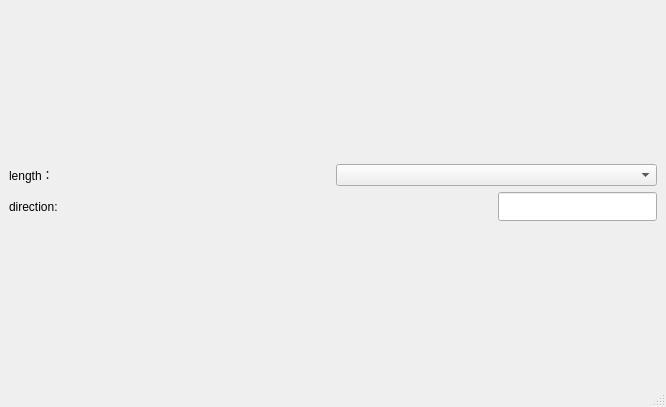
Old version of the form bind/ui/widget/chain_ui.ui in the repository MuZiMuZi/muziToolset.
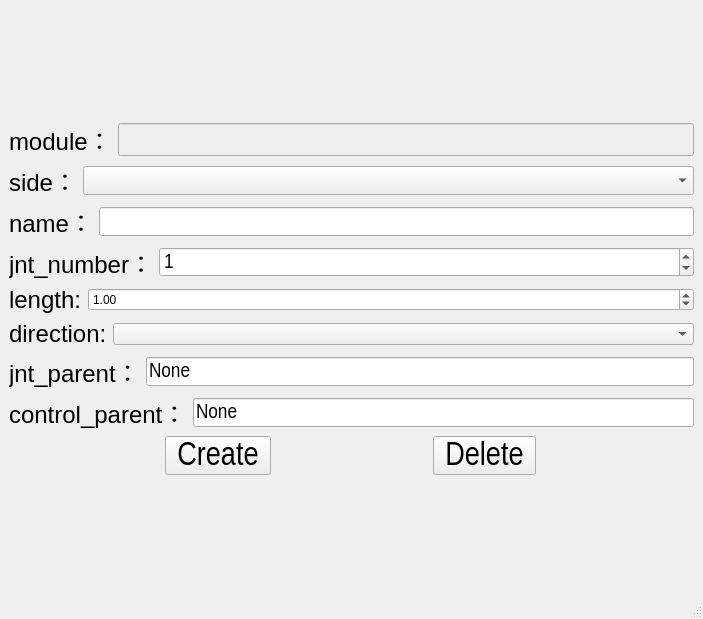
New version of the form.

Commit message: 优化base_ui和chain_ui的界面设置和属性设置

What changed in the file:
```diff
--- a/bind/ui/widget/chain_ui.ui
+++ b/bind/ui/widget/chain_ui.ui
@@ -6,33 +6,56 @@
    <rect>
     <x>0</x>
     <y>0</y>
-    <width>666</width>
-    <height>407</height>
+    <width>703</width>
+    <height>619</height>
    </rect>
   </property>
   <property name="windowTitle">
    <string>MainWindow</string>
   </property>
   <widget class="QWidget" name="centralwidget">
-   <layout class="QGridLayout" name="gridLayout">
-    <item row="0" column="0">
-     <layout class="QVBoxLayout" name="verticalLayout_2">
+   <layout class="QVBoxLayout" name="verticalLayout_2">
+    <item>
+     <layout class="QVBoxLayout" name="verticalLayout">
       <item>
        <layout class="QHBoxLayout" name="horizontalLayout">
         <item>
          <widget class="QLabel" name="label">
-          <property name="text">
-           <string>length：</string>
-          </property>
-         </widget>
-        </item>
-        <item>
-         <widget class="QComboBox" name="direction_cbox">
           <property name="sizePolicy">
-           <sizepolicy hsizetype="Minimum" vsizetype="Maximum">
+           <sizepolicy hsizetype="Fixed" vsizetype="Fixed">
             <horstretch>0</horstretch>
             <verstretch>0</verstretch>
            </sizepolicy>
+          </property>
+          <property name="font">
+           <font>
+            <pointsize>18</pointsize>
+            <kerning>true</kerning>
+           </font>
+          </property>
+          <property name="contextMenuPolicy">
+           <enum>Qt::PreventContextMenu</enum>
+          </property>
+          <property name="layoutDirection">
+           <enum>Qt::LeftToRight</enum>
+          </property>
+          <property name="text">
+           <string>module：</string>
+          </property>
+          <property name="alignment">
+           <set>Qt::AlignLeading|Qt::AlignLeft|Qt::AlignVCenter</set>
+          </property>
+         </widget>
+        </item>
+        <item>
+         <widget class="QLineEdit" name="module_edit">
+          <property name="enabled">
+           <bool>false</bool>
+          </property>
+          <property name="font">
+           <font>
+            <pointsize>16</pointsize>
+           </font>
           </property>
          </widget>
         </item>
@@ -41,14 +64,239 @@
       <item>
        <layout class="QHBoxLayout" name="horizontalLayout_2">
         <item>
-         <widget class="QLabel" name="label_2">
+         <widget class="QLabel" name="side_label">
+          <property name="sizePolicy">
+           <sizepolicy hsizetype="Fixed" vsizetype="Fixed">
+            <horstretch>0</horstretch>
+            <verstretch>0</verstretch>
+           </sizepolicy>
+          </property>
+          <property name="font">
+           <font>
+            <pointsize>18</pointsize>
+            <weight>50</weight>
+            <bold>false</bold>
+            <kerning>true</kerning>
+           </font>
+          </property>
+          <property name="focusPolicy">
+           <enum>Qt::NoFocus</enum>
+          </property>
+          <property name="contextMenuPolicy">
+           <enum>Qt::DefaultContextMenu</enum>
+          </property>
+          <property name="layoutDirection">
+           <enum>Qt::LeftToRight</enum>
+          </property>
+          <property name="text">
+           <string>side：</string>
+          </property>
+          <property name="alignment">
+           <set>Qt::AlignLeading|Qt::AlignLeft|Qt::AlignVCenter</set>
+          </property>
+         </widget>
+        </item>
+        <item>
+         <widget class="QComboBox" name="side_cbox">
+          <property name="sizePolicy">
+           <sizepolicy hsizetype="Preferred" vsizetype="Fixed">
+            <horstretch>0</horstretch>
+            <verstretch>0</verstretch>
+           </sizepolicy>
+          </property>
+          <property name="font">
+           <font>
+            <family>Arial Narrow</family>
+            <pointsize>16</pointsize>
+            <weight>50</weight>
+            <bold>false</bold>
+           </font>
+          </property>
+         </widget>
+        </item>
+       </layout>
+      </item>
+      <item>
+       <layout class="QHBoxLayout" name="horizontalLayout_3">
+        <item>
+         <widget class="QLabel" name="label_4">
+          <property name="sizePolicy">
+           <sizepolicy hsizetype="Fixed" vsizetype="Fixed">
+            <horstretch>0</horstretch>
+            <verstretch>0</verstretch>
+           </sizepolicy>
+          </property>
+          <property name="font">
+           <font>
+            <pointsize>18</pointsize>
+            <weight>50</weight>
+            <bold>false</bold>
+            <kerning>true</kerning>
+           </font>
+          </property>
+          <property name="layoutDirection">
+           <enum>Qt::LeftToRight</enum>
+          </property>
+          <property name="text">
+           <string>name：</string>
+          </property>
+          <property name="alignment">
+           <set>Qt::AlignLeading|Qt::AlignLeft|Qt::AlignVCenter</set>
+          </property>
+         </widget>
+        </item>
+        <item>
+         <widget class="QLineEdit" name="name_edit">
+          <property name="font">
+           <font>
+            <family>Arial Narrow</family>
+            <pointsize>16</pointsize>
+           </font>
+          </property>
+         </widget>
+        </item>
+       </layout>
+      </item>
+      <item>
+       <layout class="QHBoxLayout" name="horizontalLayout_4">
+        <item>
+         <widget class="QLabel" name="label_5">
+          <property name="sizePolicy">
+           <sizepolicy hsizetype="Fixed" vsizetype="Fixed">
+            <horstretch>0</horstretch>
+            <verstretch>0</verstretch>
+           </sizepolicy>
+          </property>
+          <property name="font">
+           <font>
+            <pointsize>18</pointsize>
+            <weight>50</weight>
+            <bold>false</bold>
+            <kerning>true</kerning>
+           </font>
+          </property>
+          <property name="layoutDirection">
+           <enum>Qt::LeftToRight</enum>
+          </property>
+          <property name="text">
+           <string>jnt_number：</string>
+          </property>
+          <property name="alignment">
+           <set>Qt::AlignLeading|Qt::AlignLeft|Qt::AlignVCenter</set>
+          </property>
+         </widget>
+        </item>
+        <item>
+         <widget class="QSpinBox" name="jnt_number_sbox">
+          <property name="font">
+           <font>
+            <family>Arial Narrow</family>
+            <pointsize>16</pointsize>
+           </font>
+          </property>
+          <property name="value">
+           <number>1</number>
+          </property>
+         </widget>
+        </item>
+       </layout>
+      </item>
+      <item>
+       <layout class="QHBoxLayout" name="horizontalLayout_9">
+        <item>
+         <widget class="QLabel" name="length_label">
+          <property name="sizePolicy">
+           <sizepolicy hsizetype="Fixed" vsizetype="Fixed">
+            <horstretch>0</horstretch>
+            <verstretch>0</verstretch>
+           </sizepolicy>
+          </property>
+          <property name="font">
+           <font>
+            <pointsize>18</pointsize>
+           </font>
+          </property>
+          <property name="text">
+           <string>length:</string>
+          </property>
+         </widget>
+        </item>
+        <item>
+         <widget class="QDoubleSpinBox" name="length_sbox">
+          <property name="value">
+           <double>1.000000000000000</double>
+          </property>
+         </widget>
+        </item>
+       </layout>
+      </item>
+      <item>
+       <layout class="QHBoxLayout" name="horizontalLayout_10">
+        <item>
+         <widget class="QLabel" name="direction_label">
+          <property name="sizePolicy">
+           <sizepolicy hsizetype="Fixed" vsizetype="Fixed">
+            <horstretch>0</horstretch>
+            <verstretch>0</verstretch>
+           </sizepolicy>
+          </property>
+          <property name="font">
+           <font>
+            <pointsize>18</pointsize>
+           </font>
+          </property>
           <property name="text">
            <string>direction:</string>
           </property>
          </widget>
         </item>
         <item>
+         <widget class="QComboBox" name="direction_cbox"/>
+        </item>
+       </layout>
+      </item>
+      <item>
+       <layout class="QHBoxLayout" name="horizontalLayout_5">
+        <item>
+         <widget class="QLabel" name="label_6">
+          <property name="font">
+           <font>
+            <pointsize>18</pointsize>
+            <weight>50</weight>
+            <bold>false</bold>
+            <kerning>true</kerning>
+           </font>
+          </property>
+          <property name="layoutDirection">
+           <enum>Qt::LeftToRight</enum>
+          </property>
+          <property name="text">
+           <string>jnt_parent：</string>
+          </property>
+          <property name="alignment">
+           <set>Qt::AlignLeading|Qt::AlignLeft|Qt::AlignVCenter</set>
+          </property>
+         </widget>
+        </item>
+        <item>
          <widget class="QLineEdit" name="jnt_parent_edit">
+          <property name="font">
+           <font>
+            <family>Arial Narrow</family>
+            <pointsize>16</pointsize>
+           </font>
+          </property>
+          <property name="text">
+           <string>None</string>
+          </property>
+         </widget>
+        </item>
+       </layout>
+      </item>
+      <item>
+       <layout class="QHBoxLayout" name="horizontalLayout_6">
+        <item>
+         <widget class="QLabel" name="label_7">
           <property name="sizePolicy">
            <sizepolicy hsizetype="Fixed" vsizetype="Fixed">
             <horstretch>0</horstretch>
@@ -57,9 +305,90 @@
           </property>
           <property name="font">
            <font>
+            <pointsize>18</pointsize>
+            <weight>50</weight>
+            <bold>false</bold>
+            <kerning>true</kerning>
+           </font>
+          </property>
+          <property name="layoutDirection">
+           <enum>Qt::LeftToRight</enum>
+          </property>
+          <property name="text">
+           <string>control_parent：</string>
+          </property>
+          <property name="alignment">
+           <set>Qt::AlignLeading|Qt::AlignLeft|Qt::AlignVCenter</set>
+          </property>
+         </widget>
+        </item>
+        <item>
+         <widget class="QLineEdit" name="control_parent_edit">
+          <property name="font">
+           <font>
             <family>Arial Narrow</family>
             <pointsize>16</pointsize>
            </font>
+          </property>
+          <property name="text">
+           <string>None</string>
+          </property>
+         </widget>
+        </item>
+       </layout>
+      </item>
+      <item>
+       <layout class="QHBoxLayout" name="horizontalLayout_7">
+        <item>
+         <widget class="QToolButton" name="create_btn">
+          <property name="enabled">
+           <bool>true</bool>
+          </property>
+          <property name="font">
+           <font>
+            <family>Arial Narrow</family>
+            <pointsize>25</pointsize>
+           </font>
+          </property>
+          <property name="text">
+           <string>Create</string>
+          </property>
+          <property name="iconSize">
+           <size>
+            <width>40</width>
+            <height>40</height>
+           </size>
+          </property>
+         </widget>
+        </item>
+        <item>
+         <widget class="QToolButton" name="delete_btn">
+          <property name="enabled">
+           <bool>true</bool>
+          </property>
+          <property name="sizePolicy">
+           <sizepolicy hsizetype="Fixed" vsizetype="Fixed">
+            <horstretch>0</horstretch>
+            <verstretch>0</verstretch>
+           </sizepolicy>
+          </property>
+          <property name="font">
+           <font>
+            <family>Arial Narrow</family>
+            <pointsize>25</pointsize>
+           </font>
+          </property>
+          <property name="text">
+           <string>Delete</string>
+          </property>
+          <property name="iconSize">
+           <size>
+            <width>40</width>
+            <height>40</height>
+           </size>
+          </property>
+          <property name="checked">
+           <bool>false</bool>
           </property>
          </widget>
         </item>
```
Left out of the diff: 2 changed lines with no effect on the pictures. The commit also changes 4 other files.
